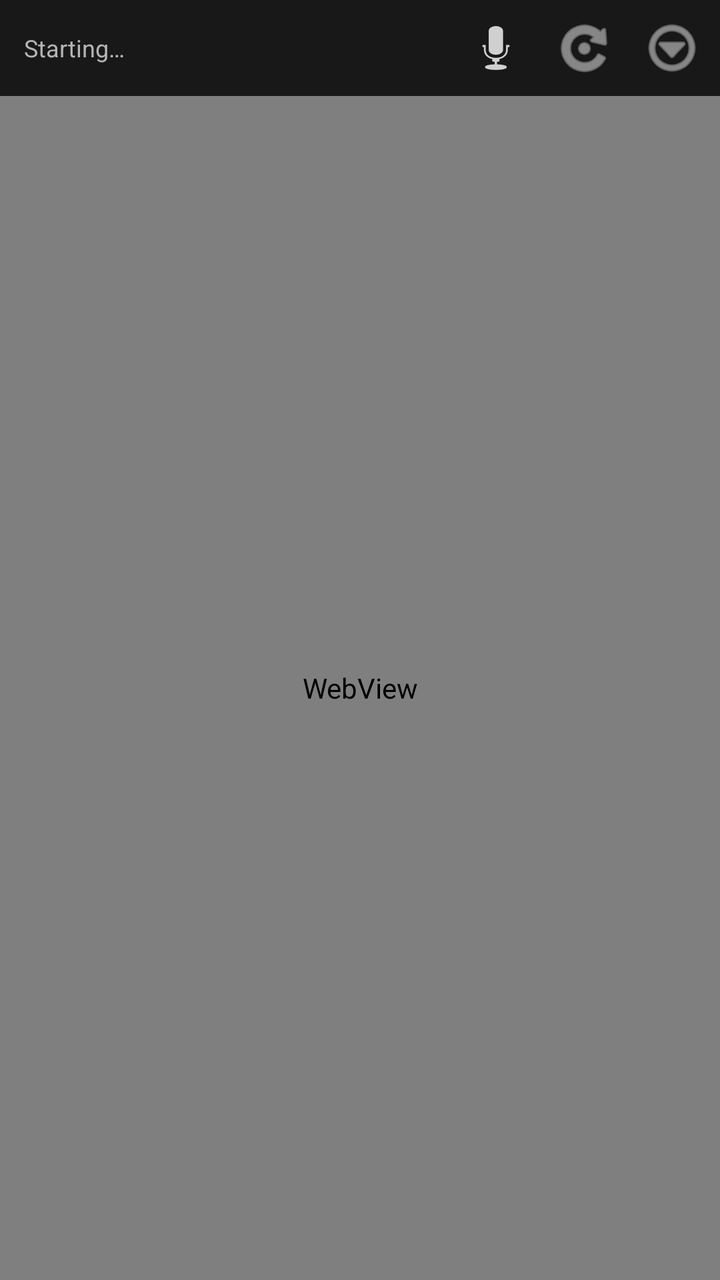
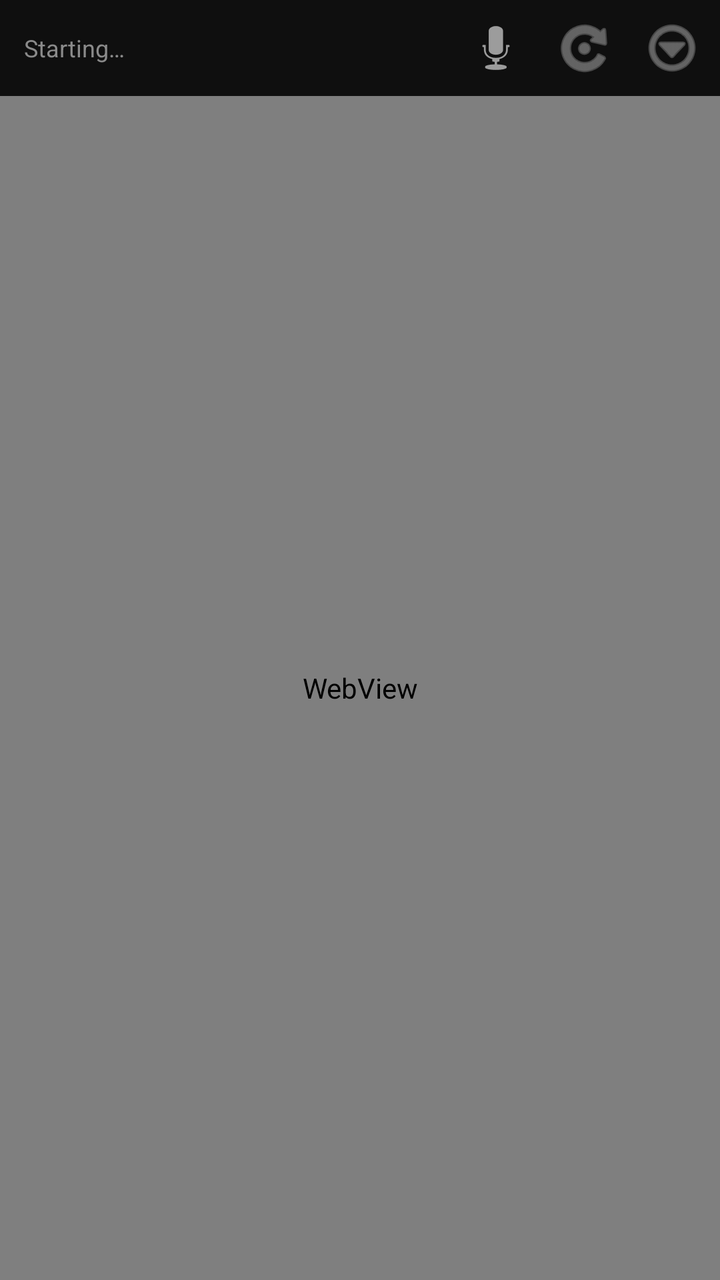

An Android layout rendered at two revisions. The XML below is the earlier revision; the diff shows what the commit changed to produce the second picture.
<!-- AndroidManifest.xml: application theme Theme.OpenCode -->
<!-- res/layout/activity_main.xml -->
<?xml version="1.0" encoding="utf-8"?>
<LinearLayout xmlns:android="http://schemas.android.com/apk/res/android"
    xmlns:app="http://schemas.android.com/apk/res-auto"
    android:layout_width="match_parent"
    android:layout_height="match_parent"
    android:background="#0F0F0F"
    android:orientation="vertical">

    <LinearLayout
        android:layout_width="match_parent"
        android:layout_height="wrap_content"
        android:background="#181818"
        android:gravity="center_vertical"
        android:orientation="horizontal"
        android:paddingStart="12dp"
        android:paddingTop="2dp"
        android:paddingEnd="2dp"
        android:paddingBottom="2dp">

        <TextView
            android:id="@+id/status"
            android:layout_width="0dp"
            android:layout_height="wrap_content"
            android:layout_weight="1"
            android:ellipsize="end"
            android:maxLines="1"
            android:text="@string/status_idle"
            android:textColor="#B4B4B4"
            android:textSize="12sp" />

        <ImageButton
            android:id="@+id/btnMic"
            android:layout_width="44dp"
            android:layout_height="44dp"
            android:background="?android:attr/selectableItemBackgroundBorderless"
            android:contentDescription="@string/action_voice"
            android:src="@android:drawable/ic_btn_speak_now"
            app:tint="#D0D0D0" />

        <ImageButton
            android:id="@+id/btnReload"
            android:layout_width="44dp"
            android:layout_height="44dp"
            android:background="?android:attr/selectableItemBackgroundBorderless"
            android:contentDescription="@string/action_reload"
            android:src="@android:drawable/ic_menu_rotate"
            app:tint="#D0D0D0" />

        <ImageButton
            android:id="@+id/btnMenu"
            android:layout_width="44dp"
            android:layout_height="44dp"
            android:background="?android:attr/selectableItemBackgroundBorderless"
            android:contentDescription="@string/action_menu"
            android:src="@android:drawable/ic_menu_more"
            app:tint="#D0D0D0" />
    </LinearLayout>

    <FrameLayout
        android:layout_width="match_parent"
        android:layout_height="0dp"
        android:layout_weight="1">

        <WebView
            android:id="@+id/webView"
            android:layout_width="match_parent"
            android:layout_height="match_parent"
            android:background="#0F0F0F" />

        <ProgressBar
            android:id="@+id/progress"
            style="?android:attr/progressBarStyleHorizontal"
            android:layout_width="match_parent"
            android:layout_height="3dp"
            android:layout_gravity="top"
            android:indeterminate="true"
            android:visibility="gone" />

        <LinearLayout
            android:id="@+id/errorBox"
            android:layout_width="match_parent"
            android:layout_height="match_parent"
            android:background="#0F0F0F"
            android:orientation="vertical"
            android:padding="16dp"
            android:visibility="gone">

            <TextView
                android:layout_width="match_parent"
                android:layout_height="wrap_content"
                android:text="@string/error_title"
                android:textColor="#F0F0F0"
                android:textSize="16sp"
                android:textStyle="bold" />

            <ScrollView
                android:layout_width="match_parent"
                android:layout_height="0dp"
                android:layout_marginTop="8dp"
                android:layout_weight="1">

                <TextView
                    android:id="@+id/errorText"
                    android:layout_width="match_parent"
                    android:layout_height="wrap_content"
                    android:fontFamily="monospace"
                    android:textColor="#C8C8C8"
                    android:textIsSelectable="true"
                    android:textSize="11sp" />
            </ScrollView>

            <Button
                android:id="@+id/btnRetry"
                android:layout_width="match_parent"
                android:layout_height="wrap_content"
                android:text="@string/action_retry" />
        </LinearLayout>
    </FrameLayout>
</LinearLayout>
<!-- resources referenced by this layout -->
<resources>
  <string name="action_menu">Menu</string>
  <string name="action_reload">Reload</string>
  <string name="action_retry">Retry</string>
  <string name="action_voice">Voice input</string>
  <string name="error_title">The OpenCode server did not start</string>
  <string name="status_idle">Starting…</string>
  <style name="Theme.OpenCode" parent="Theme.Material3.DayNight.NoActionBar">
          <item name="android:statusBarColor">#101010</item>
          <item name="android:navigationBarColor">#101010</item>
      </style>
</resources>

<!-- the commit's change to res/layout/activity_main.xml (unified diff, before → after) -->
@@ -3,13 +3,13 @@
     xmlns:app="http://schemas.android.com/apk/res-auto"
     android:layout_width="match_parent"
     android:layout_height="match_parent"
-    android:background="#0F0F0F"
+    android:background="@color/oc_bg"
     android:orientation="vertical">
 
     <LinearLayout
         android:layout_width="match_parent"
         android:layout_height="wrap_content"
-        android:background="#181818"
+        android:background="@color/oc_bar"
         android:gravity="center_vertical"
         android:orientation="horizontal"
         android:paddingStart="12dp"
@@ -25,7 +25,7 @@
             android:ellipsize="end"
             android:maxLines="1"
             android:text="@string/status_idle"
-            android:textColor="#B4B4B4"
+            android:textColor="@color/oc_text_dim"
             android:textSize="12sp" />
 
         <ImageButton
@@ -35,7 +35,7 @@
             android:background="?android:attr/selectableItemBackgroundBorderless"
             android:contentDescription="@string/action_voice"
             android:src="@android:drawable/ic_btn_speak_now"
-            app:tint="#D0D0D0" />
+            app:tint="@color/oc_icon" />
 
         <ImageButton
             android:id="@+id/btnReload"
@@ -44,7 +44,7 @@
             android:background="?android:attr/selectableItemBackgroundBorderless"
             android:contentDescription="@string/action_reload"
             android:src="@android:drawable/ic_menu_rotate"
-            app:tint="#D0D0D0" />
+            app:tint="@color/oc_icon" />
 
         <ImageButton
             android:id="@+id/btnMenu"
@@ -53,7 +53,7 @@
             android:background="?android:attr/selectableItemBackgroundBorderless"
             android:contentDescription="@string/action_menu"
             android:src="@android:drawable/ic_menu_more"
-            app:tint="#D0D0D0" />
+            app:tint="@color/oc_icon" />
     </LinearLayout>
 
     <FrameLayout
@@ -65,7 +65,7 @@
             android:id="@+id/webView"
             android:layout_width="match_parent"
             android:layout_height="match_parent"
-            android:background="#0F0F0F" />
+            android:background="@color/oc_bg" />
 
         <ProgressBar
             android:id="@+id/progress"
@@ -80,7 +80,7 @@
             android:id="@+id/errorBox"
             android:layout_width="match_parent"
             android:layout_height="match_parent"
-            android:background="#0F0F0F"
+            android:background="@color/oc_bg"
             android:orientation="vertical"
             android:padding="16dp"
             android:visibility="gone">
<!-- resource entries referenced after the edit -->
@@ -1,14 +1,28 @@
 <!-- resources referenced by this layout -->
 <resources>
+  <color name="oc_bar">#0F0F0F</color>
+  <color name="oc_bg">#0F0F0F</color>
+  <color name="oc_icon">#9C9C9C</color>
+  <color name="oc_text_dim">#8A8A8A</color>
   <string name="action_menu">Menu</string>
   <string name="action_reload">Reload</string>
   <string name="action_retry">Retry</string>
   <string name="action_voice">Voice input</string>
   <string name="error_title">The OpenCode server did not start</string>
   <string name="status_idle">Starting…</string>
-  <style name="Theme.OpenCode" parent="Theme.Material3.DayNight.NoActionBar">
-          <item name="android:statusBarColor">#101010</item>
-          <item name="android:navigationBarColor">#101010</item>
+  <style name="Theme.OpenCode" parent="Theme.Material3.Dark.NoActionBar">
+          <item name="android:windowBackground">@color/oc_bg</item>
+          <item name="android:colorBackground">@color/oc_bg</item>
+          <item name="android:statusBarColor">@color/oc_bg</item>
+          <item name="android:navigationBarColor">@color/oc_bg</item>
+          <item name="android:windowLightStatusBar">false</item>
+          <item name="colorPrimary">@color/oc_accent</item>
+          <item name="colorSecondary">@color/oc_accent</item>
+          <item name="colorSurface">@color/oc_bg</item>
+          <item name="colorOnSurface">@color/oc_text</item>
+          <item name="colorOnSurfaceVariant">@color/oc_text_dim</item>
       </style>
+  <color name="oc_accent">#66B2FF</color>
+  <color name="oc_text">#EDEDED</color>
 </resources>
 
